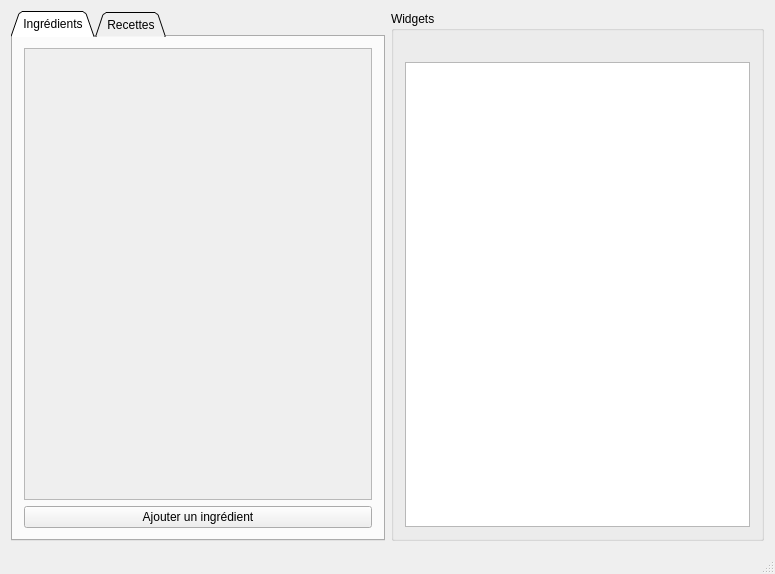
The window that mainwindow.ui (ACoupat/Refrigestion) describes before a commit, drawn with Qt 5.
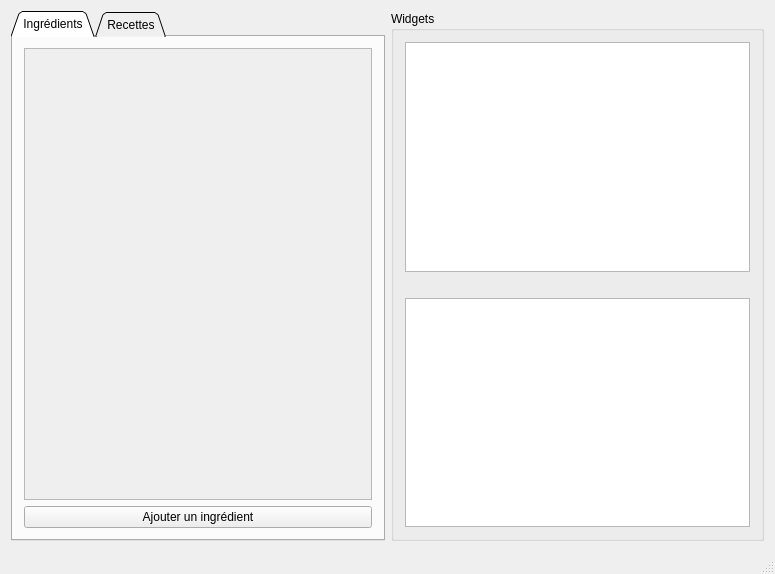
The same window after the commit.

The edit to the form file:
```diff
--- a/mainwindow.ui
+++ b/mainwindow.ui
@@ -28,15 +28,18 @@
       </property>
       <layout class="QGridLayout" name="gridLayout_5">
        <item row="1" column="0">
-        <widget class="QTextEdit" name="textEdit_Postit"/>
-       </item>
-       <item row="0" column="0">
         <widget class="QLabel" name="label_Postit">
          <property name="text">
           <string/>
          </property>
         </widget>
        </item>
+       <item row="2" column="0">
+        <widget class="QTextEdit" name="textEdit_Postit"/>
+       </item>
+       <item row="0" column="0">
+        <widget class="QListView" name="listViewAlimentDateLimite"/>
+       </item>
       </layout>
      </widget>
     </item>
```
